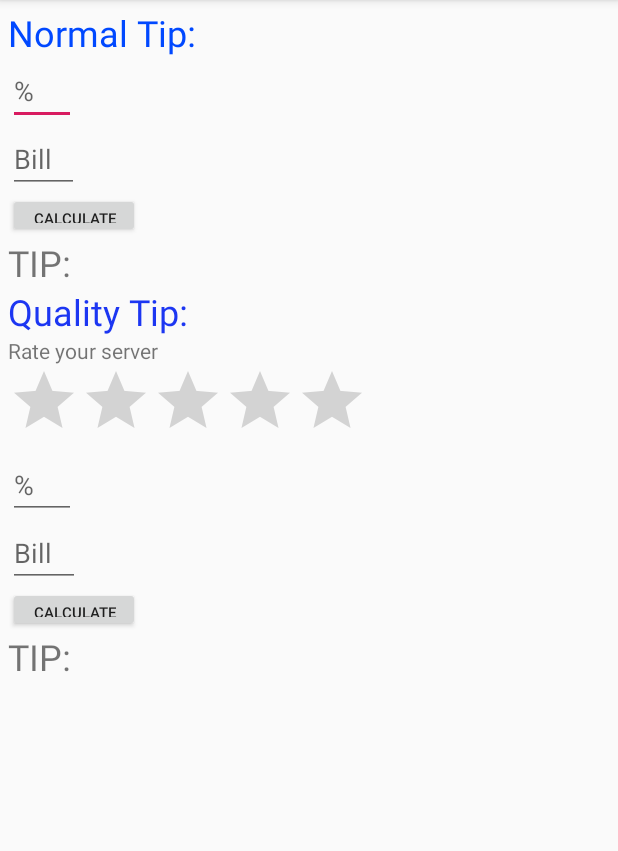
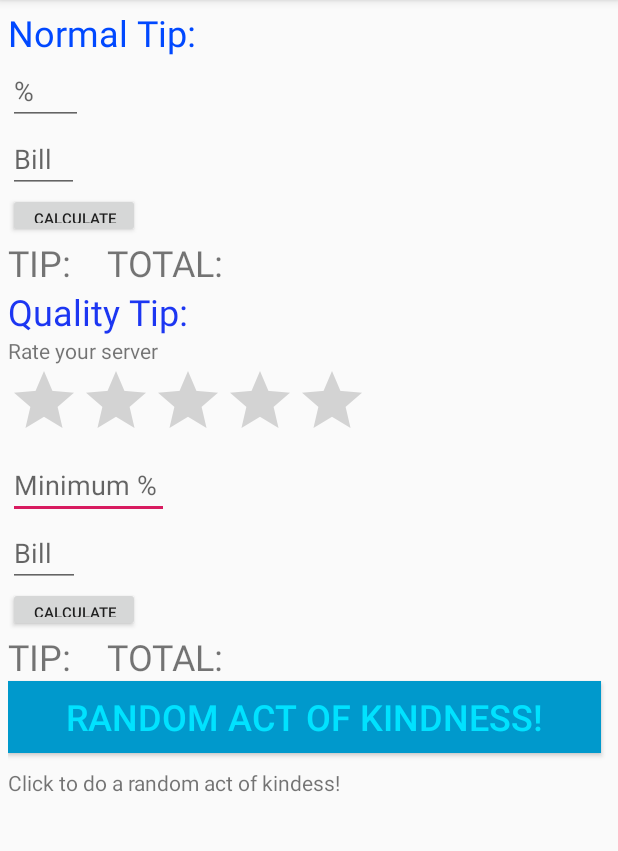
Before and after one commit to cameronchiu/MyTippApp2, an Android app: the screen it shows after launch (MainActivity), on a phone screen of 412 x 824 dp, the part 84-935 px from its top. Run offline under Robolectric (Android 15) with nearby library versions, the phone set to English and light mode, and no system bars.

Commit message:
Completely functional with enhancements

```diff
--- a/app/src/main/AndroidManifest.xml
+++ b/app/src/main/AndroidManifest.xml
@@ -16,6 +16,9 @@
                 <category android:name="android.intent.category.LAUNCHER" />
             </intent-filter>
         </activity>
+        <meta-data
+            android:name="preloaded_fonts"
+            android:resource="@array/preloaded_fonts" />
     </application>
 
 </manifest>
--- a/app/src/main/res/layout/activity_main.xml
+++ b/app/src/main/res/layout/activity_main.xml
@@ -9,28 +9,18 @@
     android:padding="5dp">
 
     <GridLayout
-        android:layout_width="match_parent"
-        android:layout_height="742dp"
+        android:layout_width="411dp"
+        android:layout_height="718dp"
         android:orientation="vertical">
 
         <EditText
             android:id="@+id/editTextPercentage2"
-            android:layout_width="45dp"
-            android:layout_height="wrap_content"
-            android:layout_row="1"
-            android:layout_column="0"
-            android:ems="10"
-            android:hint="%"
-            android:inputType="numberDecimal" />
-
-        <EditText
-            android:id="@+id/editTextPercentage"
-            android:layout_width="45dp"
+            android:layout_width="107dp"
             android:layout_height="wrap_content"
             android:layout_row="8"
             android:layout_column="0"
             android:ems="10"
-            android:hint="%"
+            android:hint="Minimum %"
             android:inputType="numberDecimal" />
 
         <EditText
@@ -44,16 +34,16 @@
             android:inputType="numberDecimal" />
 
         <TextView
-            android:id="@+id/textViewTIP"
-            android:layout_width="wrap_content"
+            android:id="@+id/textViewTip"
+            android:layout_width="281dp"
             android:layout_height="wrap_content"
             android:layout_row="4"
             android:layout_column="0"
-            android:text="TIP:"
+            android:text="TIP:    TOTAL:"
             android:textSize="24sp" />
 
         <Button
-            android:id="@+id/buttonTip"
+            android:id="@+id/buttonCalculate"
             android:layout_width="wrap_content"
             android:layout_height="30dp"
             android:layout_row="3"
@@ -98,16 +88,16 @@
             android:text="Rate your server" />
 
         <TextView
-            android:id="@+id/textViewTIP2"
-            android:layout_width="wrap_content"
+            android:id="@+id/textViewTip2"
+            android:layout_width="288dp"
             android:layout_height="wrap_content"
             android:layout_row="11"
             android:layout_column="0"
-            android:text="TIP:"
+            android:text="TIP:    TOTAL:"
             android:textSize="24sp" />
 
         <EditText
-            android:id="@+id/editText2"
+            android:id="@+id/editTextBill2"
             android:layout_width="48dp"
             android:layout_height="wrap_content"
             android:layout_row="9"
@@ -117,14 +107,44 @@
             android:inputType="numberDecimal" />
 
         <Button
-            android:id="@+id/button"
+            android:id="@+id/buttonCalculate2"
             android:layout_width="wrap_content"
             android:layout_height="30dp"
             android:layout_row="10"
             android:layout_column="0"
+            android:onClick="calculateQualityTip"
             android:text="CALCULATE"
-            android:textSize="10sp"
-            android:onClick="calculateQualityTip"/>
+            android:textSize="10sp" />
+
+        <EditText
+            android:id="@+id/editTextPercentage"
+            android:layout_width="50dp"
+            android:layout_height="wrap_content"
+            android:layout_row="1"
+            android:layout_column="0"
+            android:ems="10"
+            android:hint="%"
+            android:inputType="numberDecimal" />
+
+        <Button
+            android:id="@+id/button2"
+            android:layout_width="395dp"
+            android:layout_height="wrap_content"
+            android:layout_row="12"
+            android:layout_column="0"
+            android:background="@android:color/holo_blue_dark"
+            android:onClick="randomAct"
+            android:text="Random Act of Kindness!"
+            android:textColor="#00E2FF"
+            android:textSize="24sp" />
+
+        <TextView
+            android:id="@+id/textViewMessage"
+            android:layout_width="391dp"
+            android:layout_height="211dp"
+            android:layout_row="20"
+            android:layout_column="0"
+            android:text="Click to do a random act of kindess!" />
 
     </GridLayout>
 
```
Also changed, not shown: app/src/main/java/com/example/mytippapp2/MainActivity.java (+52 -12 lines).
